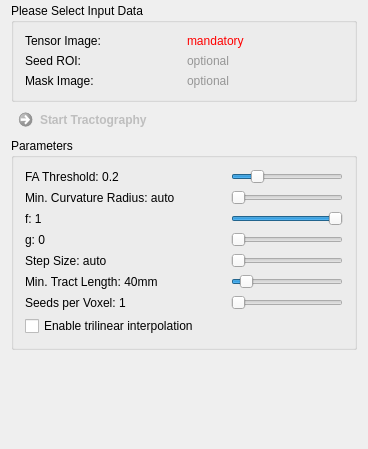
Qt form Plugins/org.mitk.gui.qt.diffusionimaging/src/internal/QmitkStreamlineTrackingViewControls.ui (MITK/MITK) before a commit.
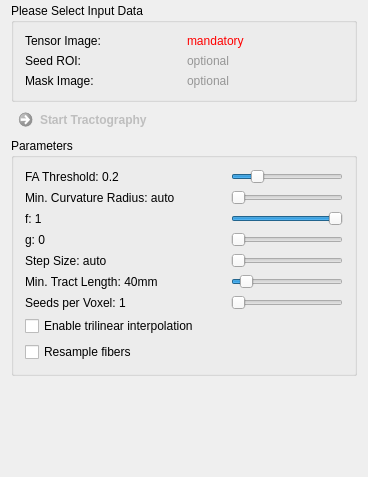
The same form after that commit.

Commit message: added user option to decide about fiber resampling to avoid freeze

The edit to the form file:
```diff
--- a/Plugins/org.mitk.gui.qt.diffusionimaging/src/internal/QmitkStreamlineTrackingViewControls.ui
+++ b/Plugins/org.mitk.gui.qt.diffusionimaging/src/internal/QmitkStreamlineTrackingViewControls.ui
@@ -7,7 +7,7 @@
     <x>0</x>
     <y>0</y>
     <width>368</width>
-    <height>449</height>
+    <height>477</height>
    </rect>
   </property>
   <property name="minimumSize">
@@ -290,6 +290,19 @@
         </property>
        </widget>
       </item>
+      <item row="10" column="0">
+       <widget class="QCheckBox" name="m_ResampleFibersBox">
+        <property name="toolTip">
+         <string>Resample fibers to 0.5*voxel size (recommended for small step sizes to avoid memory issues).</string>
+        </property>
+        <property name="text">
+         <string>Resample fibers</string>
+        </property>
+        <property name="checked">
+         <bool>false</bool>
+        </property>
+       </widget>
+      </item>
      </layout>
     </widget>
    </item>
```
The commit also changes 4 other files.
